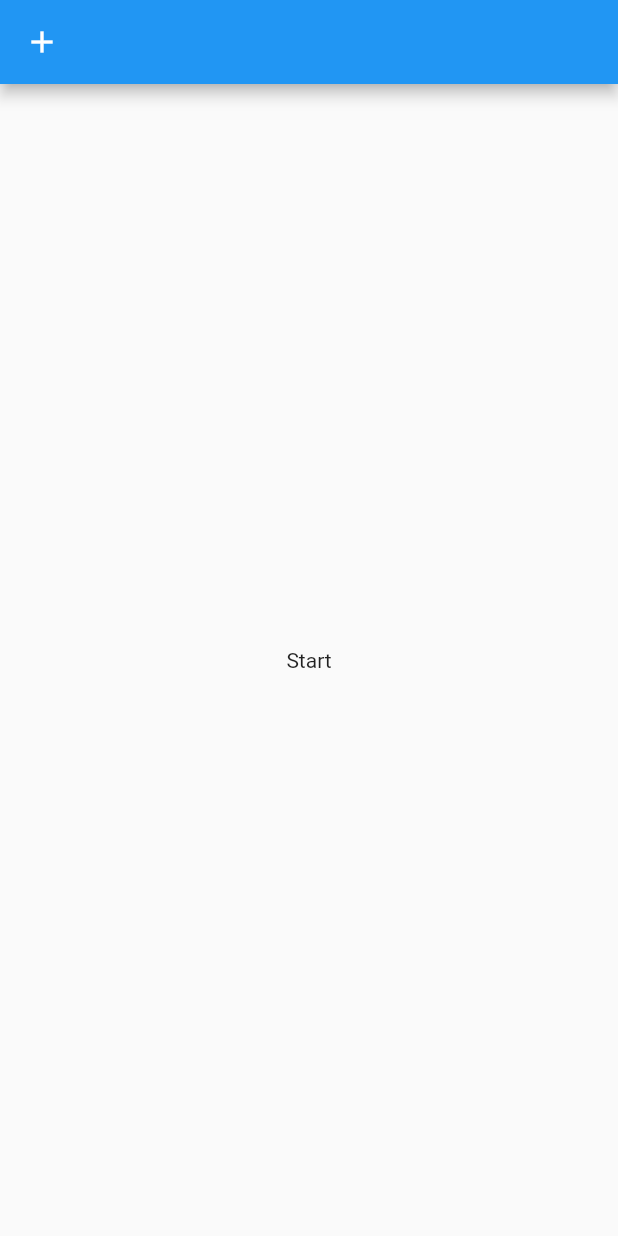
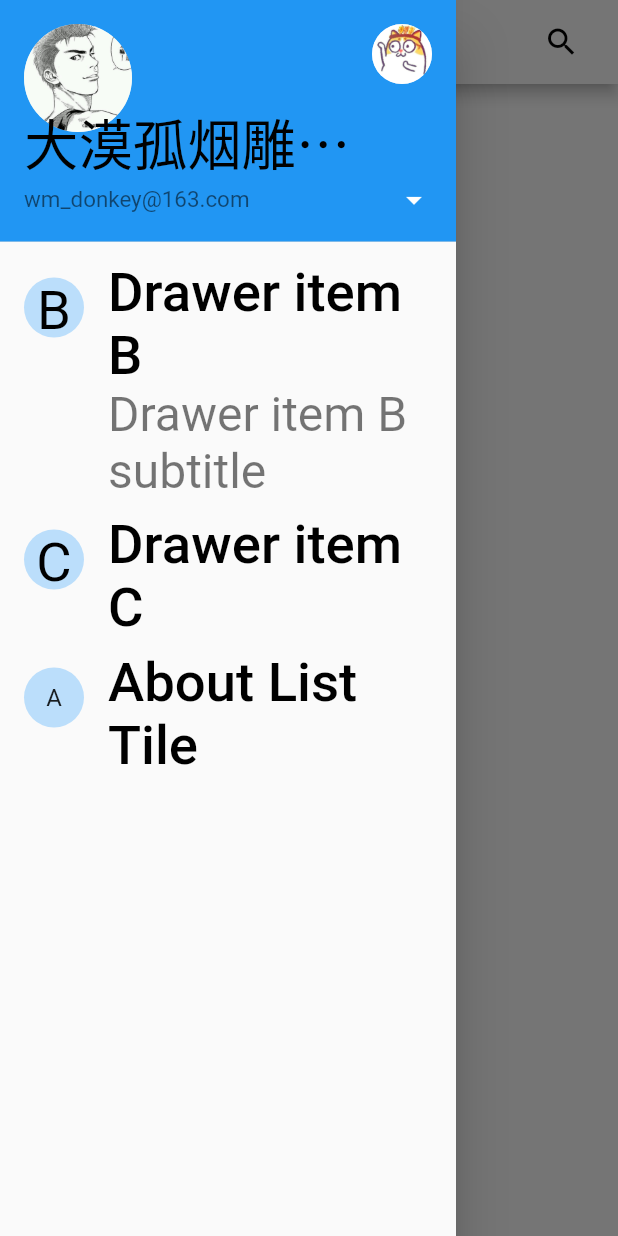
Before and after one commit to MonsterDonkey/flutter_netease_cloud_music, a Flutter app: the screen it shows after launch, with the side drawer open (before the commit the screen has no drawer), on a phone screen of 412 x 824 dp. Run offline on Flutter 3.47's test engine with Material 2 defaults, Android fonts, the phone set to English and light mode, and no system bars.

Commit message:
add some common code, screen adapt, common text...

```diff
--- a/lib/main.dart
+++ b/lib/main.dart
@@ -1,19 +1,36 @@
 import 'package:flutter/material.dart';
+import 'package:flutter/services.dart';
+import 'package:flutter_music/widgets/home/widget_home_page.dart';
+import 'package:provider/provider.dart';
 
-void main() => runApp(new PlaceHolder());
+import 'models/home_app_bar_model.dart';
+import 'models/home_top_tab_selected_model.dart';
 
-class PlaceHolder extends StatelessWidget {
+void main() {
+  runApp(new MusicApp());
+  SystemUiOverlayStyle systemUiOverlayStyle =
+      SystemUiOverlayStyle(statusBarColor: Colors.transparent);
+  SystemChrome.setSystemUIOverlayStyle(systemUiOverlayStyle);
+}
+
+class MusicApp extends StatefulWidget {
+  @override
+  _MusicAppState createState() => _MusicAppState();
+}
+
+class _MusicAppState extends State<MusicApp> {
   @override
   Widget build(BuildContext context) {
-    return new MaterialApp(
-      home: new Scaffold(
-        appBar: new AppBar(leading: new Icon(Icons.add),),
-        body: new Container(
-          child: new Center(
-            child: new Text('Start'),
-          ),
-        ),
-      ),
-    );
+    return new MultiProvider(
+        providers: [
+          new ChangeNotifierProvider(
+              builder: (context) => HomePageLeftMenuIconModel()),
+          new ChangeNotifierProvider(
+              builder: (context) => HomePageTopBarModel())
+        ],
+        child: new MediaQuery(
+            data: MediaQueryData.fromWindow(WidgetsBinding.instance.window)
+                .copyWith(textScaleFactor: 1),
+            child: new HomePage()));
   }
 }
--- /dev/null
+++ b/lib/models/home_app_bar_model.dart
@@ -0,0 +1,12 @@
+import 'package:flutter/material.dart';
+
+class HomePageLeftMenuIconModel extends ChangeNotifier {
+  int _count = 0;
+
+  int get count => _count;
+
+  void setCount(int c) {
+    _count = c;
+    notifyListeners();
+  }
+}
--- /dev/null
+++ b/lib/models/home_top_tab_selected_model.dart
@@ -0,0 +1,13 @@
+import 'package:flutter/material.dart';
+
+class HomePageTopBarModel extends ChangeNotifier {
+  int selectedIndex = 0;
+
+  int get selected => selectedIndex;
+
+  void setSelected(int index) {
+    selectedIndex = index;
+
+    notifyListeners();
+  }
+}
--- /dev/null
+++ b/lib/utils/util_adapt.dart
@@ -0,0 +1,197 @@
+import 'dart:ui';
+
+import 'package:flutter/material.dart';
+
+import 'util_cons.dart';
+
+class Adapt {
+  static MediaQueryData mediaQueryData = MediaQueryData.fromWindow(window);
+
+  static double _width = mediaQueryData.size.width;
+  static double _height = mediaQueryData.size.height;
+  static double _topBarHeight = mediaQueryData.padding.top;
+  static double _bottomBarHeight = mediaQueryData.padding.bottom;
+  static double _pixelRatio = mediaQueryData.devicePixelRatio;
+  static double _textScaleFactor = mediaQueryData.textScaleFactor;
+
+  static var _ratio;
+
+  static final int defaultWidth = Cons.DEFAULT_UED_WIDTH;
+
+  static _init(int number) {
+    int uiWidth = number is int ? number : defaultWidth;
+    _ratio = _width / uiWidth;
+  }
+
+  static px(number) {
+    if (!(_ratio is double || _ratio is int)) {
+      _init(defaultWidth);
+    }
+    return number * _ratio;
+  }
+
+
+  static sp(double fontSize) => px(fontSize) / _textScaleFactor;
+
+  static screenW() => _width;
+
+  static screenH() => _height;
+
+  static padTopH() => _topBarHeight;
+
+  static padBotH() => _bottomBarHeight;
+
+  static px_1() => 1 / _pixelRatio;
+
+  static px_2() => 2 / _pixelRatio;
+
+  static px_3() => 3 / _pixelRatio;
+
+  static px_4() => 4 / _pixelRatio;
+
+  static px_5() => 5 / _pixelRatio;
+
+  static px_6() => 6 / _pixelRatio;
+
+  static px_7() => 7 / _pixelRatio;
+
+  static px_8() => 8 / _pixelRatio;
+
+  static px_9() => 9 / _pixelRatio;
+
+  static px_10() => 10 / _pixelRatio;
+
+  static px_11() => 11 / _pixelRatio;
+
+  static px_12() => 12 / _pixelRatio;
+
+  static px_13() => 13 / _pixelRatio;
+
+  static px_14() => 14 / _pixelRatio;
+
+  static px_15() => 15 / _pixelRatio;
+
+  static px_16() => 16 / _pixelRatio;
+
+  static px_17() => 17 / _pixelRatio;
+
+  static px_18() => 18 / _pixelRatio;
+
+  static px_19() => 19 / _pixelRatio;
+
+  static px_20() => 20 / _pixelRatio;
+
+  static px_21() => 21 / _pixelRatio;
+
+  static px_22() => 22 / _pixelRatio;
+
+  static px_23() => 23 / _pixelRatio;
+
+  static px_24() => 24 / _pixelRatio;
+
+  static px_25() => 25 / _pixelRatio;
+
+  static px_26() => 26 / _pixelRatio;
+
+  static px_27() => 27 / _pixelRatio;
+
+  static px_28() => 28 / _pixelRatio;
+
+  static px_29() => 29 / _pixelRatio;
+
+  static px_30() => 30 / _pixelRatio;
+
+  static px_31() => 31 / _pixelRatio;
+
+  static px_32() => 32 / _pixelRatio;
+
+  static px_33() => 33 / _pixelRatio;
+
+  static px_34() => 34 / _pixelRatio;
+
+  static px_35() => 35 / _pixelRatio;
+
+  static px_36() => 36 / _pixelRatio;
+
+  static px_37() => 37 / _pixelRatio;
+
+  static px_38() => 38 / _pixelRatio;
+
+  static px_39() => 39 / _pixelRatio;
+
+  static px_40() => 40 / _pixelRatio;
+
+  static px_41() => 41 / _pixelRatio;
+
+  static px_42() => 42 / _pixelRatio;
+
+  static px_43() => 43 / _pixelRatio;
+
+  static px_44() => 44 / _pixelRatio;
+
+  static px_45() => 45 / _pixelRatio;
+
+  static px_46() => 46 / _pixelRatio;
+
+  static px_47() => 47 / _pixelRatio;
+
+  static px_48() => 48 / _pixelRatio;
+
+  static px_49() => 49 / _pixelRatio;
+
+  static px_50() => 50 / _pixelRatio;
+
+  static px_64() => 64 / _pixelRatio;
+
+  static px_80() => 80 / _pixelRatio;
+
+  static px_96() => 95 / _pixelRatio;
+
+  static px_112() => 112 / _pixelRatio;
+
+  static px_128() => 128 / _pixelRatio;
+
+  static px_144() => 144 / _pixelRatio;
+
+  static px_160() => 160 / _pixelRatio;
+
+  static px_176() => 176 / _pixelRatio;
+
+  static px_192() => 192 / _pixelRatio;
+
+  static px_200() => 200 / _pixelRatio;
+
+  static px_218() => 218 / _pixelRatio;
+
+  static px_250() => 250 / _pixelRatio;
+
+  static px_300() => 300 / _pixelRatio;
+
+  static px_350() => 350 / _pixelRatio;
+
+  static px_400() => 400 / _pixelRatio;
+
+  static px_450() => 450 / _pixelRatio;
+
+  static px_500() => 500 / _pixelRatio;
+
+  static px_550() => 550 / _pixelRatio;
+
+  static px_600() => 600 / _pixelRatio;
+
+  static px_650() => 650 / _pixelRatio;
+
+  static px_700() => 700 / _pixelRatio;
+
+  static px_750() => 750 / _pixelRatio;
+
+  static px_800() => 800 / _pixelRatio;
+
+  static px_850() => 850 / _pixelRatio;
+
+  static px_900() => 900 / _pixelRatio;
+
+  static px_950() => 950 / _pixelRatio;
+
+  static px_1000() => 1000 / _pixelRatio;
+}
--- /dev/null
+++ b/lib/utils/util_cons.dart
@@ -0,0 +1,3 @@
+class Cons {
+  static const int DEFAULT_UED_WIDTH = 750;
+}
--- /dev/null
+++ b/lib/utils/util_strs.dart
@@ -0,0 +1,4 @@
+class Strs {
+  static const String BACK_GROUND_TITLE = "网易云音乐";
+  static const List<String> HOME_TABLE = ["我的", "发现", "云村", "视频"];
+}
--- /dev/null
+++ b/lib/utils/util_style.dart
@@ -0,0 +1,7 @@
+import 'package:flutter/material.dart';
+
+import 'util_adapt.dart';
+
+class Styles {
+
+}
--- /dev/null
+++ b/lib/widgets/home/widget_home_appbar.dart
@@ -0,0 +1,99 @@
+import 'package:flutter/material.dart';
+import 'package:flutter_music/models/home_app_bar_model.dart';
+import 'package:flutter_music/models/home_top_tab_selected_model.dart';
+import 'package:flutter_music/utils/util_adapt.dart';
+import 'package:flutter_music/utils/util_strs.dart';
+import 'package:flutter_music/widgets/widget_common_text.dart';
+import 'package:provider/provider.dart';
+
+import 'widget_home_menu_icon.dart';
+
+class HomeAppBar {
+  appBar() => new AppBar(
+    titleSpacing: 0.0,
+        leading: _leading(),
+        title: HomePageTopBar(),
+        actions: _homeAction(),
+      );
+
+  _leading() => Builder(
+        builder: (context) => new HomePageLeftMenuIcon(
+          onPressed: () {
+            Scaffold.of(context).openDrawer();
+            Provider.of<HomePageLeftMenuIconModel>(context).setCount(1);
+          },
+        ),
+      );
+
+  _homeAction() => <Widget>[
+        new Padding(
+          padding: EdgeInsets.only(right: Adapt.px(24.0)),
+          child: Icon(
+            Icons.search,
+            color: Colors.black,
+          ),
+        )
+      ];
+}
+
+class HomePageTopBar extends StatefulWidget {
+  @override
+  _HomePageTopBarState createState() => _HomePageTopBarState();
+}
+
+class _HomePageTopBarState extends State<HomePageTopBar>
+    with SingleTickerProviderStateMixin {
+  TabController tabController;
+
+  @override
+  void initState() {
+    // TODO: implement initState
+    super.initState();
+    tabController =
+        new TabController(length: Strs.HOME_TABLE.length, vsync: this);
+  }
+
+  @override
+  Widget build(BuildContext context) {
+    return new Consumer<HomePageTopBarModel>(builder: (context, counter, _) {
+      return new TabBar(
+        tabs: _renderTab(context),
+        controller: tabController,
+        isScrollable: false,
+        indicator: UnderlineTabIndicator(),
+        onTap: (index) {
+          Provider.of<HomePageTopBarModel>(context).setSelected(index);
+          tabController.animateTo(index);
+        },
+      );
+    });
+  }
+
+  _renderTab(context) {
+    List<Widget> wList = new List();
+
+    for (int i = 0; i < Strs.HOME_TABLE.length; i++) {
+      wList.add(new Container(
+        padding: new EdgeInsets.only(top: Adapt.px(5.0)),
+        child: CommonWidget.commonText(
+            Strs.HOME_TABLE[i],
+            Provider.of<HomePageTopBarModel>(context).selectedIndex == i
+                ? 34.0
+                : 32.0,
+            Provider.of<HomePageTopBarModel>(context).selectedIndex == i,
+            Provider.of<HomePageTopBarModel>(context).selectedIndex == i
+                ? Colors.black
+                : Colors.black54),
+      ));
+    }
+
+    return wList;
+  }
+
+  @override
+  void dispose() {
+    // TODO: implement dispose
+    tabController.dispose();
+    super.dispose();
+  }
+}
--- /dev/null
+++ b/lib/widgets/home/widget_home_drawer.dart
@@ -0,0 +1,67 @@
+import 'package:flutter/material.dart';
+import 'package:flutter_music/utils/util_adapt.dart';
+
+class HomePageDrawer {
+  Widget homeDrawer() {
+    return new Drawer(
+      child: new ListView(
+        children: <Widget>[
+          _headerDrawer(),
+          new ListTile(
+            leading: new CircleAvatar(
+              child: new Text('B', style: new TextStyle(color: Colors.black, fontSize: Adapt.sp(34))),
+            ),
+            title: new Text('Drawer item B', style: new TextStyle(color: Colors.black, fontSize: Adapt.sp(34))),
+            subtitle: new Text('Drawer item B subtitle', style: new TextStyle(color: Colors.black54, fontSize: Adapt.sp(30))),
+          ),
+          new ListTile(
+            leading: new CircleAvatar(
+              child: new Text('C', style: new TextStyle(color: Colors.black, fontSize: Adapt.sp(34))),
+            ),
+            title: new Text('Drawer item C', style: new TextStyle(color: Colors.black, fontSize: Adapt.sp(34))),
+          ),
+          new AboutListTile(
+            icon: new CircleAvatar(
+              child: new Text('A'),
+            ),
+            child: new Text('About List Tile',style: new TextStyle(color: Colors.black, fontSize: Adapt.sp(34))),
+            applicationName: 'WubsFlutter',
+            applicationVersion: 'v1.3.0',
+            applicationIcon: new Image.asset(
+              'images/cat.jpg',
+              width: Adapt.px(64.0),
+              height: Adapt.px(64.0),
+            ),
+            aboutBoxChildren: <Widget>[
+              new Text('Box children A', style: new TextStyle(color: Colors.black, fontSize: Adapt.sp(34))),
+              new Text('Box children B', style: new TextStyle(color: Colors.black, fontSize: Adapt.sp(34))),
+            ],
+          )
+        ],
+      ),
+    );
+  }
+
+  Widget _headerDrawer() {
+    return new UserAccountsDrawerHeader(
+      accountName: new Text(
+        '大漠孤烟雕满天',
+        style: new TextStyle(color: Colors.black, fontSize: Adapt.sp(34)),
+      ),
+      accountEmail: new Text(
+        'wm_donkey@163.com',
+        style: new TextStyle(color: Colors.black54, fontSize: Adapt.sp(14)),
+      ),
+      currentAccountPicture: new CircleAvatar(
+        backgroundImage: new AssetImage('images/glgs.jpg'),
+      ),
+      otherAccountsPictures: <Widget>[
+        new CircleAvatar(
+          backgroundImage: new AssetImage('images/cat.jpg'),
+        )
+      ],
+      onDetailsPressed: () {
+      },
+    );
+  }
+}
--- /dev/null
+++ b/lib/widgets/home/widget_home_menu_icon.dart
@@ -0,0 +1,54 @@
+import 'package:flutter/material.dart';
+import 'package:flutter_music/models/home_app_bar_model.dart';
+import 'package:flutter_music/utils/util_adapt.dart';
+import 'package:flutter_music/widgets/widget_common_text.dart';
+import 'package:provider/provider.dart';
+
+// ignore: must_be_immutable
+class HomePageLeftMenuIcon extends StatelessWidget {
+  Function onPressed;
+
+  HomePageLeftMenuIcon({this.onPressed});
+
+  @override
+  Widget build(BuildContext context) {
+    // TODO: implement build
+    return new Consumer<HomePageLeftMenuIconModel>(
+        builder: (context, menuIcon, _) {
+      return new GestureDetector(
+        onTap: onPressed,
+        child: new Container(
+          child: new Stack(
+            fit: StackFit.loose,
+            children: <Widget>[
+              new Center(
+                child: new Icon(
+                  Icons.menu,
+                  color: Colors.black54,
+                  size: Adapt.px(56.0),
+                ),
+              ),
+              menuIcon.count == 0
+                  ? new Container()
+                  : new Positioned(
+                      child: new ClipRRect(
+                        borderRadius: new BorderRadius.all(
+                            new Radius.circular(Adapt.px(15.0))),
+                        child: new Container(
+                          decoration: BoxDecoration(color: Colors.redAccent),
+                          child: CommonWidget.commonText(
+                              menuIcon.count.toString(), 20, false, Colors.white),
+                        ),
+                      ),
+                      top: Adapt.px(18.0),
+                      right: Adapt.px(10.0),
+                      width: Adapt.px(35.0),
+                      height: Adapt.px(30.0),
+                    )
+            ],
+          ),
+        ),
+      );
+    });
+  }
+}
--- /dev/null
+++ b/lib/widgets/home/widget_home_page.dart
@@ -0,0 +1,30 @@
+import 'package:flutter/material.dart';
+import 'package:flutter_music/utils/util_strs.dart';
+import 'package:flutter_music/widgets/home/widget_home_drawer.dart';
+
+import 'widget_home_appbar.dart';
+
+class HomePage extends StatefulWidget {
+  @override
+  _HomePageState createState() => _HomePageState();
+}
+
+class _HomePageState extends State<HomePage> {
+  @override
+  Widget build(BuildContext context) {
+    return new MaterialApp(
+        debugShowCheckedModeBanner: false,
+        title: Strs.BACK_GROUND_TITLE,
+        theme: new ThemeData(
+          primaryColor: Colors.white,
+          splashColor: Colors.transparent,
+          highlightColor: Colors.transparent,
+        ),
+        home: new Scaffold(
+          backgroundColor: Colors.white,
+          drawer: HomePageDrawer().homeDrawer(),
+          appBar: HomeAppBar().appBar(),
+          body: new Row(),
+        ));
+  }
+}
--- /dev/null
+++ b/lib/widgets/widget_common_text.dart
@@ -0,0 +1,18 @@
+import 'package:flutter/material.dart';
+import 'package:flutter_music/utils/util_adapt.dart';
+
+class CommonWidget {
+  static commonText(String str, double fontSize, bool isBold, [Color color]) =>
+      new Center(
+        child: new Text(
+          str == null ? '' : str,
+          maxLines: 1,
+          overflow: TextOverflow.ellipsis,
+          textAlign: TextAlign.center,
+          style: new TextStyle(
+              fontSize: Adapt.sp(fontSize),
+              color: color == null ? Colors.black : color,
+              fontWeight: isBold ? FontWeight.bold : FontWeight.normal),
+        ),
+      );
+}
```
Also changed, not shown: pubspec.yaml (+13 -9 lines), iconfonts/iconfont.ttf (added), images/cat.jpg (added), images/glgs.jpg (added), pubspec.lock, 17 other files.
